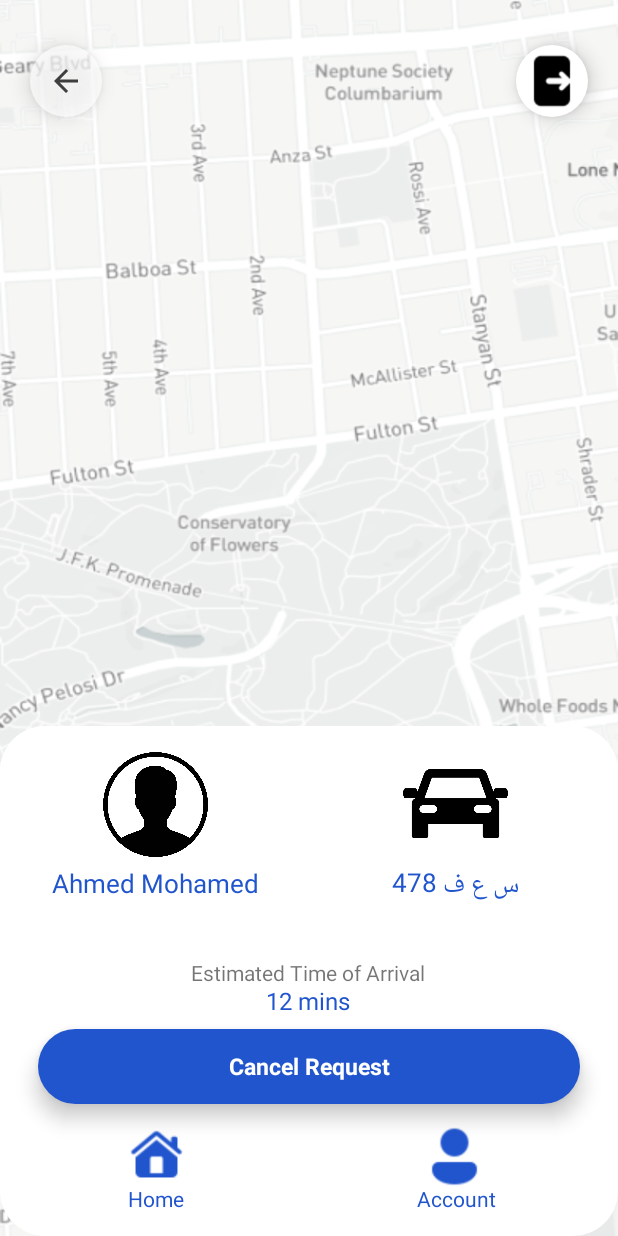
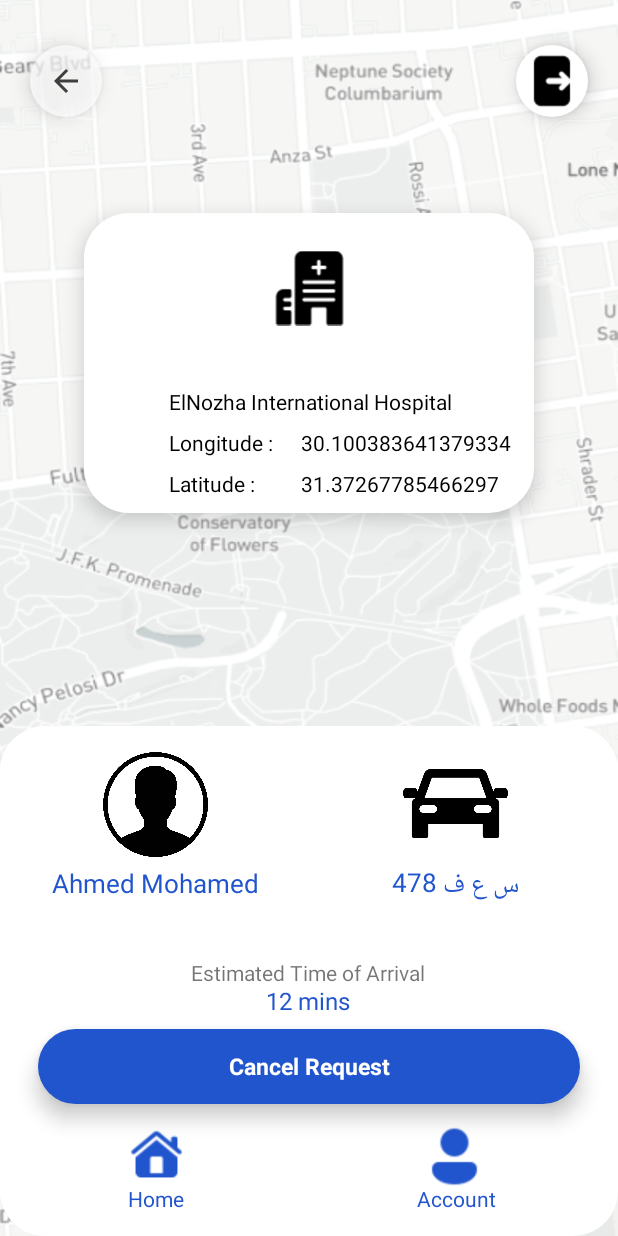
Before and after one commit to shehabadel/AmbulanceSystem, an Android app: the MapsActivity2 screen opened directly, with no data from a screen before it, on a phone screen of 412 x 824 dp. Run offline under Robolectric (Android 15) with nearby library versions, the phone set to English and light mode, and no system bars; our stand-ins replace Firebase (no records; nobody signed in at launch, a user with empty details on screens opened directly).

Commit message:
Added hosiptal information in the request page

```diff
--- a/app/src/main/res/layout/map_text.xml
+++ b/app/src/main/res/layout/map_text.xml
@@ -6,6 +6,85 @@
     android:background="@drawable/maps_background"
     android:layout_width="match_parent"
     android:layout_height="match_parent">
+
+    <androidx.constraintlayout.widget.ConstraintLayout
+        android:id="@+id/bar2"
+        android:layout_width="300dp"
+        android:layout_height="200dp"
+        android:layout_alignParentStart="true"
+        android:layout_alignParentTop="true"
+        android:layout_alignParentEnd="true"
+        android:layout_alignParentBottom="true"
+        android:background="@drawable/rectangle"
+        android:elevation="8dp"
+        android:orientation="vertical"
+        app:layout_constraintBottom_toTopOf="@+id/bar"
+        app:layout_constraintEnd_toEndOf="parent"
+        app:layout_constraintStart_toStartOf="parent"
+        app:layout_constraintTop_toTopOf="parent">
+
+        <ImageView
+            android:id="@+id/imageView4"
+            android:layout_width="50dp"
+            android:layout_height="100dp"
+            android:src="@drawable/hospital"
+            app:layout_constraintEnd_toEndOf="parent"
+            app:layout_constraintStart_toStartOf="parent"
+            app:layout_constraintTop_toTopOf="parent" />
+
+        <TextView
+            android:id="@+id/hospitalName"
+            android:layout_width="wrap_content"
+            android:layout_height="wrap_content"
+            android:layout_marginTop="16dp"
+            android:text="ElNozha International Hospital"
+            android:textColor="#000000"
+            app:layout_constraintEnd_toEndOf="@+id/imageView4"
+            app:layout_constraintHorizontal_bias="0.496"
+            app:layout_constraintStart_toStartOf="@+id/imageView4"
+            app:layout_constraintTop_toBottomOf="@+id/imageView4" />
+
+        <TextView
+            android:id="@+id/textView9"
+            android:layout_width="wrap_content"
+            android:layout_height="wrap_content"
+            android:layout_marginTop="8dp"
+            android:text="Longitude : "
+            android:textColor="#000000"
+            app:layout_constraintStart_toStartOf="@+id/hospitalName"
+            app:layout_constraintTop_toBottomOf="@+id/hospitalName" />
+
+        <TextView
+            android:id="@+id/textView10"
+            android:layout_width="wrap_content"
+            android:layout_height="wrap_content"
+            android:layout_marginTop="8dp"
+            android:text="Latitude : "
+            android:textColor="#000000"
+            app:layout_constraintStart_toStartOf="@+id/hospitalName"
+            app:layout_constraintTop_toBottomOf="@+id/textView9" />
+
+        <TextView
+            android:id="@+id/longitudeValue"
+            android:layout_width="wrap_content"
+            android:layout_height="wrap_content"
+            android:layout_marginStart="15dp"
+            android:text="30.100383641379334"
+            android:textColor="#000000"
+            app:layout_constraintBottom_toBottomOf="@+id/textView9"
+            app:layout_constraintStart_toEndOf="@+id/textView9"
+            app:layout_constraintTop_toTopOf="@+id/textView9" />
+
+        <TextView
+            android:id="@+id/latitudeValue"
+            android:layout_width="wrap_content"
+            android:layout_height="wrap_content"
+            android:text="31.37267785466297"
+            android:textColor="#000000"
+            app:layout_constraintBottom_toBottomOf="@+id/textView10"
+            app:layout_constraintStart_toStartOf="@+id/longitudeValue"
+            app:layout_constraintTop_toTopOf="@+id/textView10" />
+    </androidx.constraintlayout.widget.ConstraintLayout>
 
 
     <ImageButton
```
Also changed, not shown: app/src/main/res/drawable/hospital.png (added).
